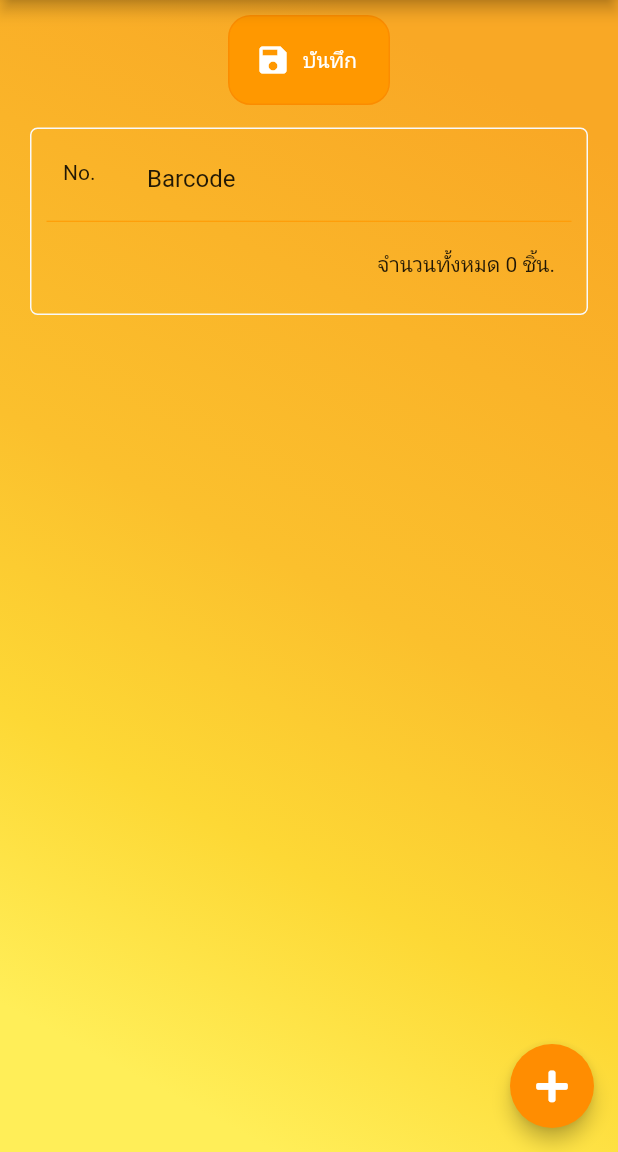
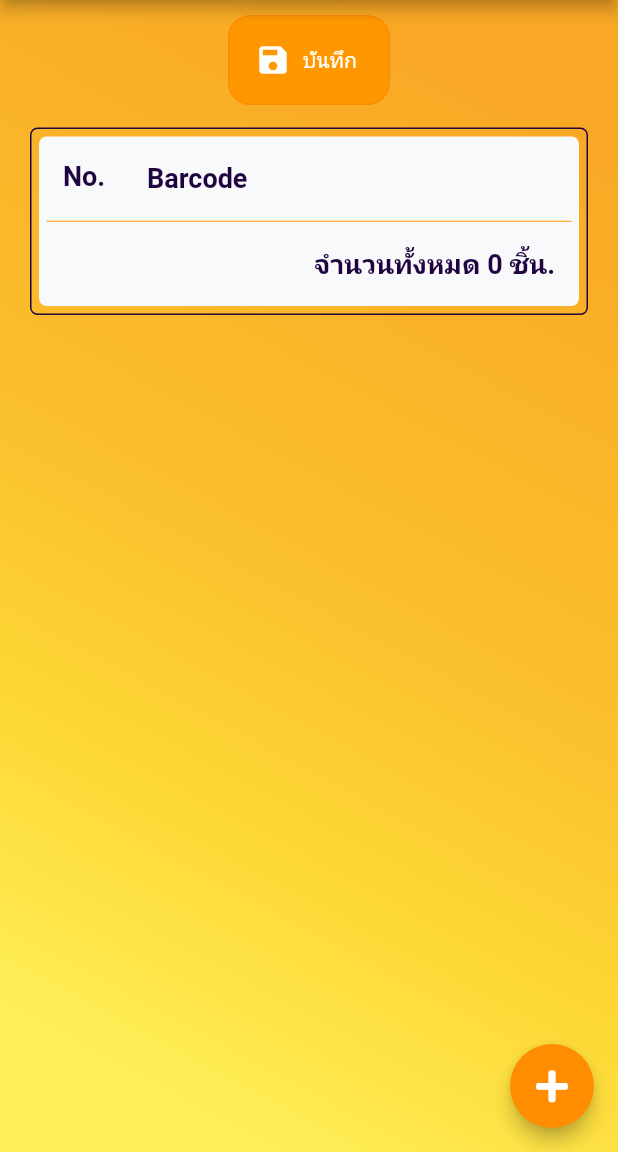
Before and after one commit to kanphob/scan_hsmpk, a Flutter app: the screen it shows after launch, after a tap on "เข้าสู่ระบบ", on a phone screen of 412 x 824 dp, the part 84-1236 px from its top. Run offline on Flutter 3.47's test engine with Material 2 defaults, Android fonts, the light colour scheme and no system bars; our stand-ins replace cloud_firestore, font_awesome_flutter, shared_preferences; missing offline and left inert: barcode_scan, flutter_line_sdk; accounts and stored records are empty; Roboto replaces fonts that are missing (Millionaire).

Commit message:
ีupdate

```diff
--- a/lib/screen/inputorder_screen.dart
+++ b/lib/screen/inputorder_screen.dart
@@ -260,7 +260,7 @@ class _InputOrderScreenState extends State<InputOrderScreen> {
                     padding: EdgeInsets.all(5),
                     decoration: BoxDecoration(
                         borderRadius: BorderRadius.circular(5),
-                        border: Border.all(color: Util.mainWhite)),
+                        border: Border.all(color: Util.mainBlue)),
                     child: showData(),
                   ),
                 ],
@@ -363,11 +363,20 @@ class _InputOrderScreenState extends State<InputOrderScreen> {
   }
 
   Widget showData() {
-    return Column(
+    return Container(
+      decoration: BoxDecoration(
+        color: Util.mainWhite,
+        borderRadius: BorderRadius.circular(5),
+      ),
+      child: Column(
         children: <Widget>[
           ListTile(
-          leading: Text('No.'),
-          title: Text('Barcode'),
+            leading: Text('No.',
+            style: Util.txtStyleField,
+            ),
+            title: Text('Barcode',
+              style: Util.txtStyleField,
+            ),
           ),
           Container(
             padding: EdgeInsets.symmetric(horizontal: 5),
@@ -387,7 +396,7 @@ class _InputOrderScreenState extends State<InputOrderScreen> {
                     Container(
                       padding: EdgeInsets.symmetric(horizontal: 10),
                       child: Divider(
-                      height: 1,
+                        height: 0,
                         color: Colors.orange,
                       ),
                     ),
@@ -395,16 +404,23 @@ class _InputOrderScreenState extends State<InputOrderScreen> {
                 );
               }),
           ListTile(
-          trailing: Text('จำนวนทั้งหมด ' + lOrder.length.toString() + ' ชิ้น.'),
+            trailing: Text('จำนวนทั้งหมด ' + lOrder.length.toString() + ' ชิ้น.',
+              style: Util.txtStyleField,
+            ),
           ),
         ],
+      ),
     );
   }
 
   Widget _listOrder(ModelNotify md, int index) {
     return ListTile(
-      leading: Text((index + 1).toString()),
-      title: Text(md.getBarcode),
+      leading: Text((index + 1).toString(),
+        style: Util.txtStyleRecord,
+      ),
+      title: Text(md.getBarcode,
+        style: Util.txtStyleRecord,
+      ),
     );
   }
 
--- a/lib/util/utility.dart
+++ b/lib/util/utility.dart
@@ -3,8 +3,8 @@ import 'package:flutter/material.dart';
 class Util {
   static var  txtStyleNormal = TextStyle(color: mainWhite,fontSize: 18);
   static var  txtStyleSidebar = TextStyle(color: mainWhite,);
-  static var  txtStyleField = TextStyle(color: mainOrange,fontSize: 18,fontWeight: FontWeight.w600);
-  static var  txtStyleRecord = TextStyle(color: mainOrange,fontSize: 16,);
+  static var  txtStyleField = TextStyle(color: mainBlue,fontSize: 18,fontWeight: FontWeight.w600);
+  static var  txtStyleRecord = TextStyle(color: mainBlue,fontSize: 16,);
   static var  txtStyleHeaderDialog = TextStyle(color: mainOrange,fontSize: 20,fontWeight: FontWeight.w600);
 
   static var  halfOrange = Color(0xffFFBF3D);
```
Also changed, not shown: 20 other files. Lines whose indentation alone changed are shown as unchanged.
